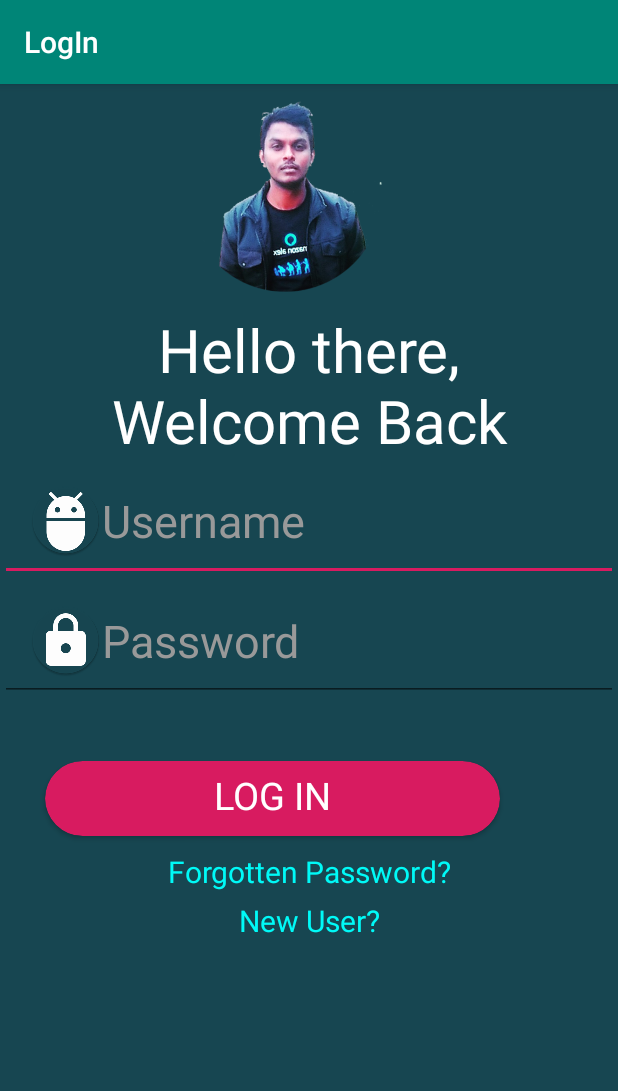
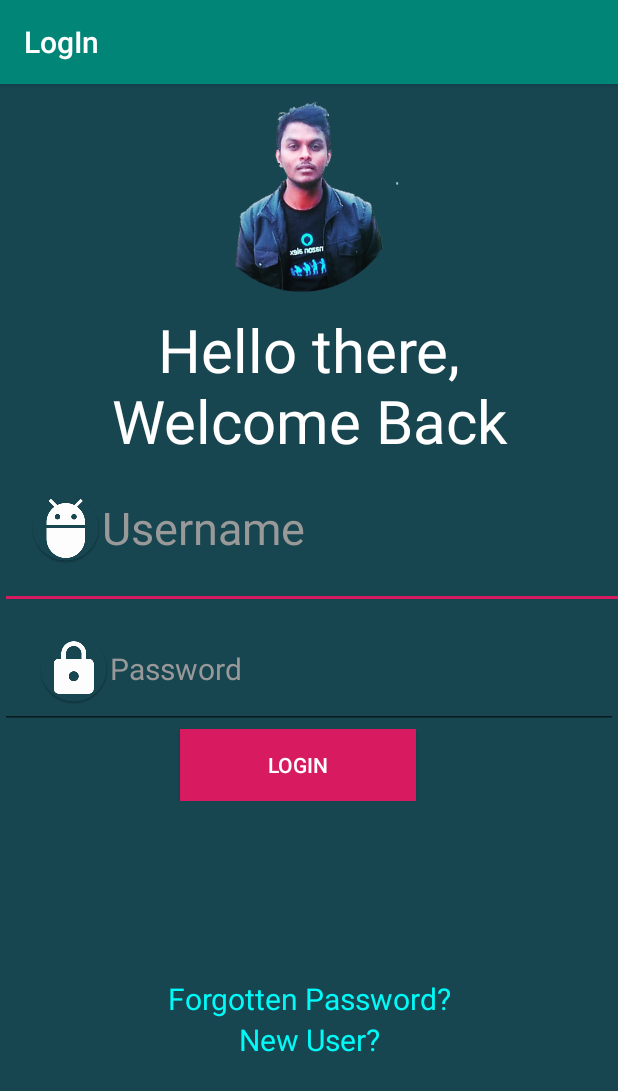
Before and after one commit to afroz23/Simple-LogIn-Interface, an Android app: the screen it shows after launch (MainActivity), on a phone screen of 412 x 824 dp. Shown: the top 1091 px of the screen. Run offline under Robolectric (Android 15) with nearby library versions, the phone set to English and light mode, and no system bars.

Commit message:
constraint full added

```diff
--- a/app/src/main/AndroidManifest.xml
+++ b/app/src/main/AndroidManifest.xml
@@ -9,6 +9,8 @@
         android:roundIcon="@mipmap/ic_launcher_round"
         android:supportsRtl="true"
         android:theme="@style/AppTheme">
+        <activity android:name=".Third_Activity"></activity>
+        <activity android:name=".second_activity" />
         <activity android:name=".MainActivity">
             <intent-filter>
                 <action android:name="android.intent.action.MAIN" />
--- a/app/src/main/java/com/example/login/MainActivity.java
+++ b/app/src/main/java/com/example/login/MainActivity.java
@@ -1,14 +1,28 @@
 package com.example.login;
 
 import androidx.appcompat.app.AppCompatActivity;
-
+import android.content.Intent;
 import android.os.Bundle;
+import android.view.View;
+import android.widget.Button;
 
 public class MainActivity extends AppCompatActivity {
-
+private Button button;
     @Override
     protected void onCreate(Bundle savedInstanceState) {
         super.onCreate(savedInstanceState);
         setContentView(R.layout.activity_main);
+        button = (Button) findViewById(R.id.button);
+        button.setOnClickListener(new View.OnClickListener() {
+            @Override
+            public void onClick(View v) {
+                MoveToActivityTwo();
+            }
+        });
+    }
+    private void MoveToActivityTwo()
+    {
+        Intent intent = new Intent(MainActivity.this,second_activity.class);
+        startActivity(intent);
     }
 }
--- a/app/src/main/res/layout/activity_main.xml
+++ b/app/src/main/res/layout/activity_main.xml
@@ -1,5 +1,5 @@
 <?xml version="1.0" encoding="utf-8"?>
-<LinearLayout xmlns:android="http://schemas.android.com/apk/res/android"
+<androidx.constraintlayout.widget.ConstraintLayout xmlns:android="http://schemas.android.com/apk/res/android"
     xmlns:app="http://schemas.android.com/apk/res-auto"
     xmlns:tools="http://schemas.android.com/tools"
     android:layout_width="match_parent"
@@ -8,27 +8,44 @@
     android:orientation="vertical"
     tools:context=".MainActivity">
 
-
     <ImageView
         android:id="@+id/imageView"
-        android:layout_width="250dp"
+        android:layout_width="match_parent"
         android:layout_height="150dp"
-        android:layout_marginLeft="70dp"
-        app:srcCompat="@drawable/mobo" />
+        app:layout_constraintTop_toTopOf="parent"
+        app:srcCompat="@drawable/mobo"
+        tools:layout_editor_absoluteX="78dp" />
+
     <TextView
         android:id="@+id/textView"
         android:layout_width="match_parent"
+        android:layout_height="92dp"
+        android:text="Hello there,\nWelcome Back"
+        android:textAlignment="center"
+        android:textColor="@color/white"
+        android:textSize="40dp"
+        app:layout_constraintBottom_toBottomOf="parent"
+        app:layout_constraintEnd_toEndOf="parent"
+        app:layout_constraintHorizontal_bias="1.0"
+        app:layout_constraintStart_toStartOf="parent"
+        app:layout_constraintTop_toBottomOf="@+id/imageView"
+        app:layout_constraintVertical_bias="0.0" />
+
+    <LinearLayout
+        android:id="@+id/linearLayout"
+        android:layout_width="match_parent"
         android:layout_height="wrap_content"
-        android:textAlignment="center"
-        android:text="Hello there,\nWelcome Back"
-        android:textColor="@color/white"
-        android:textSize="40dp" />
+        android:orientation="vertical"
+        app:layout_constraintEnd_toEndOf="parent"
+        app:layout_constraintStart_toStartOf="parent"
+        app:layout_constraintTop_toBottomOf="@+id/textView">
 
 
         <EditText
             android:id="@+id/editText"
-        android:layout_width="match_parent"
-        android:layout_height="80dp"
+            android:layout_width="424dp"
+            android:layout_height="108dp"
+            android:layout_weight="1"
             android:drawableLeft="@mipmap/ic_launcher_admin"
             android:ems="10"
             android:hint="Username"
@@ -42,58 +59,56 @@
             android:id="@+id/editText2"
             android:layout_width="match_parent"
             android:layout_height="80dp"
+            android:layout_weight="1"
             android:drawableLeft="@mipmap/ic_launcher_lock"
             android:ems="10"
             android:hint="Password"
             android:inputType="textPassword"
-        android:padding="20dp"
+            android:padding="25dp"
             android:textColor="@color/white"
             android:textColorHint="@color/lightwhite"
-        android:textSize="30dp" />
+            android:textSize="20dp" />
 
-    <androidx.cardview.widget.CardView
-        android:layout_width="303dp"
-        android:layout_height="50dp"
-        android:layout_centerHorizontal="true"
-        android:layout_marginLeft="30dp"
-        android:layout_marginTop="40dp"
-        android:elevation="10dp"
-        app:cardBackgroundColor="@color/colorAccent"
-        app:cardCornerRadius="25dp">
+        <Button
+            android:id="@+id/button"
+            android:layout_width="157dp"
+            android:layout_height="wrap_content"
+            android:background="@color/colorAccent"
+            android:text="Login"
+            android:layout_marginLeft="120dp"
+            android:textColor="@color/white" />
+
+    </LinearLayout>
 
     <LinearLayout
         android:layout_width="match_parent"
-            android:layout_height="match_parent">
-         <TextView
-                android:id="@+id/textView2"
-                android:layout_width="match_parent"
-                android:layout_height="80dp"
-                android:layout_marginTop="5dp"
-                android:text="LOG IN"
-                android:textAlignment="center"
-                android:textColor="@color/white"
-                android:textSize="25dp" />
-        </LinearLayout>
-    </androidx.cardview.widget.CardView>
-
+        android:layout_height="wrap_content"
+        android:orientation="vertical"
+        app:layout_constraintBottom_toBottomOf="parent"
+        app:layout_constraintEnd_toEndOf="parent"
+        app:layout_constraintStart_toStartOf="parent"
+        app:layout_constraintTop_toBottomOf="@+id/linearLayout">
 
         <TextView
             android:id="@+id/textView3"
             android:layout_width="match_parent"
-        android:paddingTop="10dp"
             android:layout_height="wrap_content"
-        android:textSize="20dp"
+            android:layout_weight="1"
+            android:text="Forgotten Password?"
             android:textAlignment="center"
             android:textColor="@color/blue"
-        android:text="Forgotten Password?" />
+            android:textSize="20dp" />
 
         <TextView
             android:id="@+id/textView4"
             android:layout_width="match_parent"
             android:layout_height="wrap_content"
-        android:paddingTop="5dp"
+            android:layout_weight="1"
+            android:text="New User?"
             android:textAlignment="center"
             android:textColor="@color/blue"
-        android:textSize="20dp"
-        android:text="New User?" />
+            android:textSize="20dp" />
     </LinearLayout>
+
+
+</androidx.constraintlayout.widget.ConstraintLayout>
```
Lines whose indentation alone changed are shown as unchanged.
